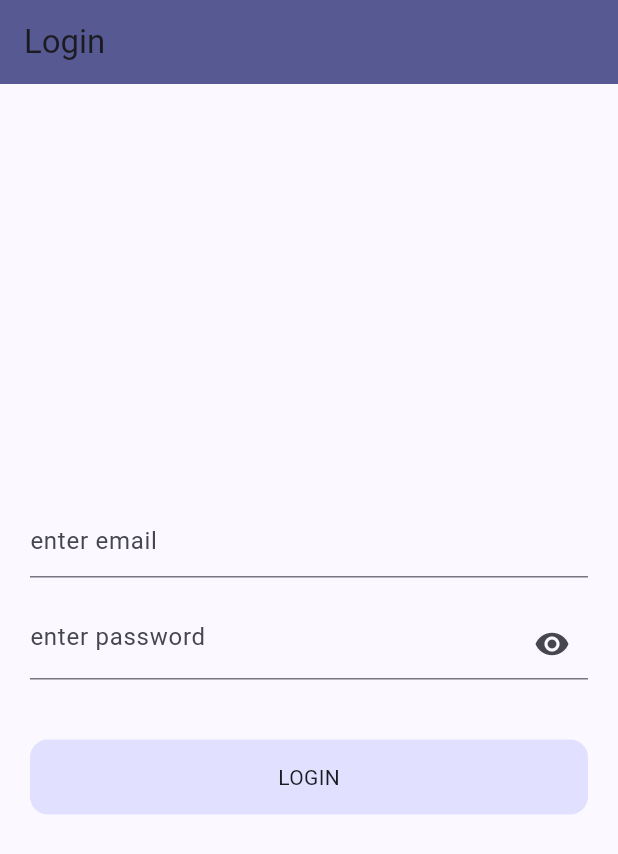
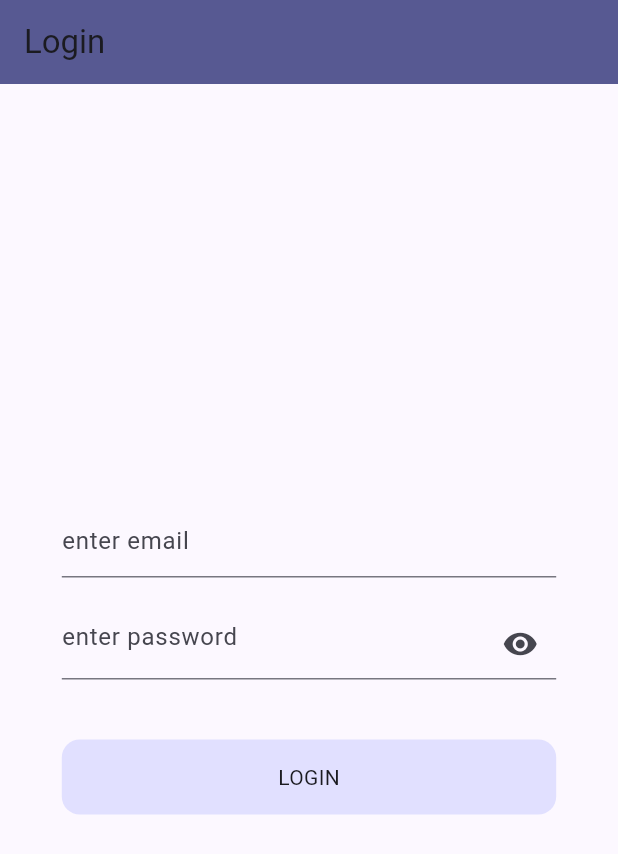
Before and after one commit to mohit-01-code/Udemy-flutter-projects, a Flutter app: the screen it shows after launch, on a phone screen of 412 x 824 dp. Shown: the top 854 px of the screen. Run offline on Flutter 3.47's test engine with Material 2 defaults, Android fonts, the phone set to English and light mode, and no system bars; our stand-ins replace google_fonts, shared_preferences, transparent_image.

Commit message:
Added responsive design for mobile and web
Used Mediaquery

```diff
--- a/flutter_provider/lib/main.dart
+++ b/flutter_provider/lib/main.dart
@@ -3,14 +3,16 @@ import 'package:flutter_provider/provider/favourite_provider.dart';
 import 'package:flutter_provider/provider/login_provider.dart';
 import 'package:flutter_provider/provider/opacity_provider.dart';
 import 'package:flutter_provider/provider/count_provider.dart';
-import 'package:flutter_provider/screen/login_screen.dart';
+import 'package:flutter_provider/screen/login/login_screen.dart';
 import 'package:provider/provider.dart';
 
 void main() {
-  runApp(MyApp());
+  runApp(const MyApp());
 }
 
 class MyApp extends StatelessWidget {
+  const MyApp({super.key});
+
   @override
   Widget build(BuildContext context) {
     //Multi Provider
@@ -24,9 +26,9 @@ class MyApp extends StatelessWidget {
       child: MaterialApp(
         theme: ThemeData(
           useMaterial3: true,
-          colorScheme: ColorScheme.fromSeed(seedColor: Color(0xff1c1d5e)),
+          colorScheme: ColorScheme.fromSeed(seedColor: const Color(0xff1c1d5e)),
         ),
-        home: LoginScreen(),
+        home: const LoginScreen(),
       ),
     );
   }
--- /dev/null
+++ b/flutter_provider/lib/screen/login/login_screen.dart
@@ -0,0 +1,17 @@
+import 'package:flutter/material.dart';
+import 'package:flutter_provider/screen/login/web_login.dart';
+
+import 'mobile_login.dart';
+
+late Size mq;
+
+class LoginScreen extends StatelessWidget {
+  const LoginScreen({super.key});
+
+  @override
+  Widget build(BuildContext context) {
+    mq = MediaQuery.of(context).size;
+    if (mq.width >= 800) return WebLoginScreen();
+    return MobileLoginScreen();
+  }
+}
--- a/flutter_provider/lib/screen/login_screen.dart
+++ b/flutter_provider/lib/screen/login/mobile_login.dart
@@ -1,23 +1,27 @@
 import 'package:flutter/material.dart';
-import 'package:flutter_provider/provider/login_provider.dart';
 import 'package:provider/provider.dart';
 
-class LoginScreen extends StatelessWidget {
+import '../../provider/login_provider.dart';
+import 'login_screen.dart';
+
+class MobileLoginScreen extends StatelessWidget {
   final TextEditingController _emailTextController = TextEditingController();
   final TextEditingController _passwordTextController = TextEditingController();
 
-  LoginScreen({super.key});
+  MobileLoginScreen({Key? key}) : super(key: key);
 
   @override
   Widget build(BuildContext context) {
     final loginProvider = Provider.of<LoginProvider>(context);
+    mq = MediaQuery.of(context).size;
+
     return Scaffold(
       appBar: AppBar(
         title: const Text("Login"),
         backgroundColor: Theme.of(context).colorScheme.primary,
       ),
       body: Padding(
-        padding: const EdgeInsets.all(20.0),
+        padding: EdgeInsets.all(mq.width * 0.1),
         child: Column(
           crossAxisAlignment: CrossAxisAlignment.center,
           mainAxisAlignment: MainAxisAlignment.center,
```
Also changed, not shown: flutter_provider/lib/screen/login/web_login.dart (added, +98 -0 lines).
